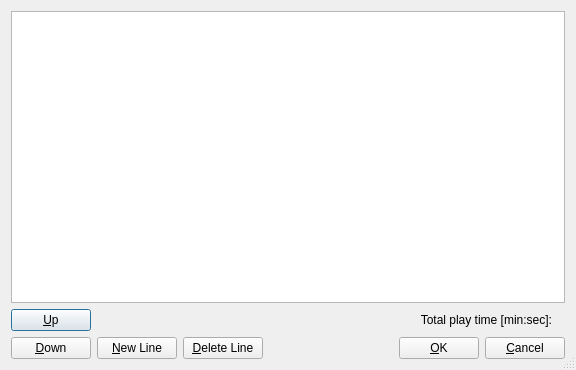
Before: the Qt Designer form src/SoundInfoDlg4.ui in mneuroth/MinDia, drawn with Qt 5.
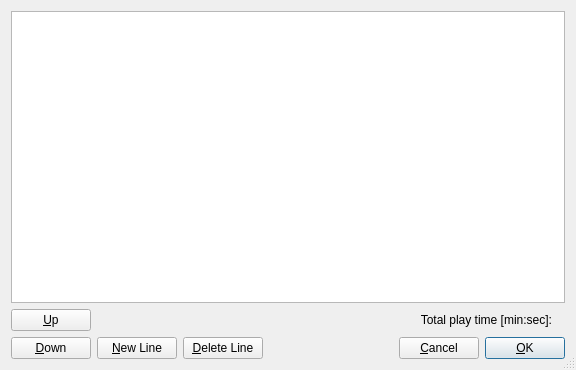
After: the same form once the commit is applied.

Commit message: unified default buttons and order of ok and cancel button

```diff
--- a/src/SoundInfoDlg4.ui
+++ b/src/SoundInfoDlg4.ui
@@ -88,6 +88,9 @@
        <property name="text">
         <string>&amp;Up</string>
        </property>
+       <property name="autoDefault">
+        <bool>false</bool>
+       </property>
       </widget>
      </item>
      <item>
@@ -95,6 +98,9 @@
        <property name="text">
         <string>&amp;Down</string>
        </property>
+       <property name="autoDefault">
+        <bool>false</bool>
+       </property>
       </widget>
      </item>
     </layout>
@@ -107,7 +113,7 @@
         <string>&amp;New Line</string>
        </property>
        <property name="autoDefault">
-        <bool>true</bool>
+        <bool>false</bool>
        </property>
       </widget>
      </item>
@@ -117,7 +123,7 @@
         <string>&amp;Delete Line</string>
        </property>
        <property name="autoDefault">
-        <bool>true</bool>
+        <bool>false</bool>
        </property>
       </widget>
      </item>
@@ -137,6 +143,16 @@
        </property>
       </spacer>
      </item>
+     <item>
+      <widget class="QPushButton" name="buttonCancel">
+       <property name="text">
+        <string>&amp;Cancel</string>
+       </property>
+       <property name="autoDefault">
+        <bool>false</bool>
+       </property>
+      </widget>
+     </item>
      <item>
       <widget class="QPushButton" name="buttonOk">
        <property name="text">
@@ -150,16 +166,6 @@
        </property>
       </widget>
      </item>
-     <item>
-      <widget class="QPushButton" name="buttonCancel">
-       <property name="text">
-        <string>&amp;Cancel</string>
-       </property>
-       <property name="autoDefault">
-        <bool>true</bool>
-       </property>
-      </widget>
-     </item>
     </layout>
    </item>
    <item row="0" column="0" colspan="2">
```
Left out of the diff: 1 changed line with no effect on the pictures. The commit also changes 6 other files.
